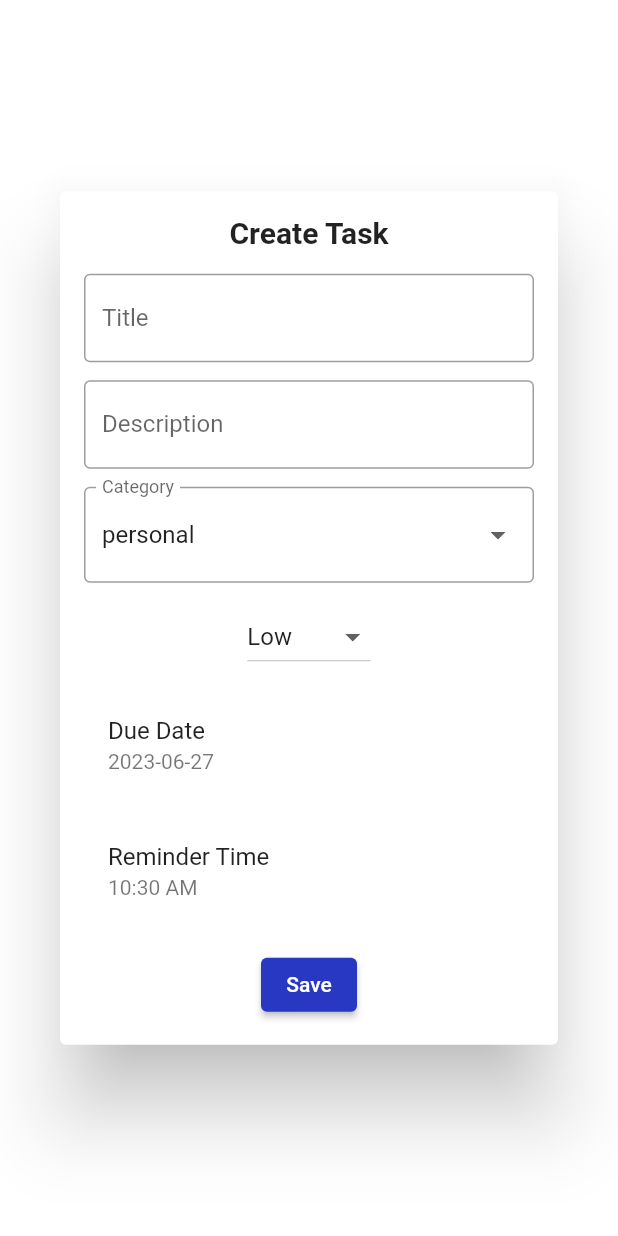
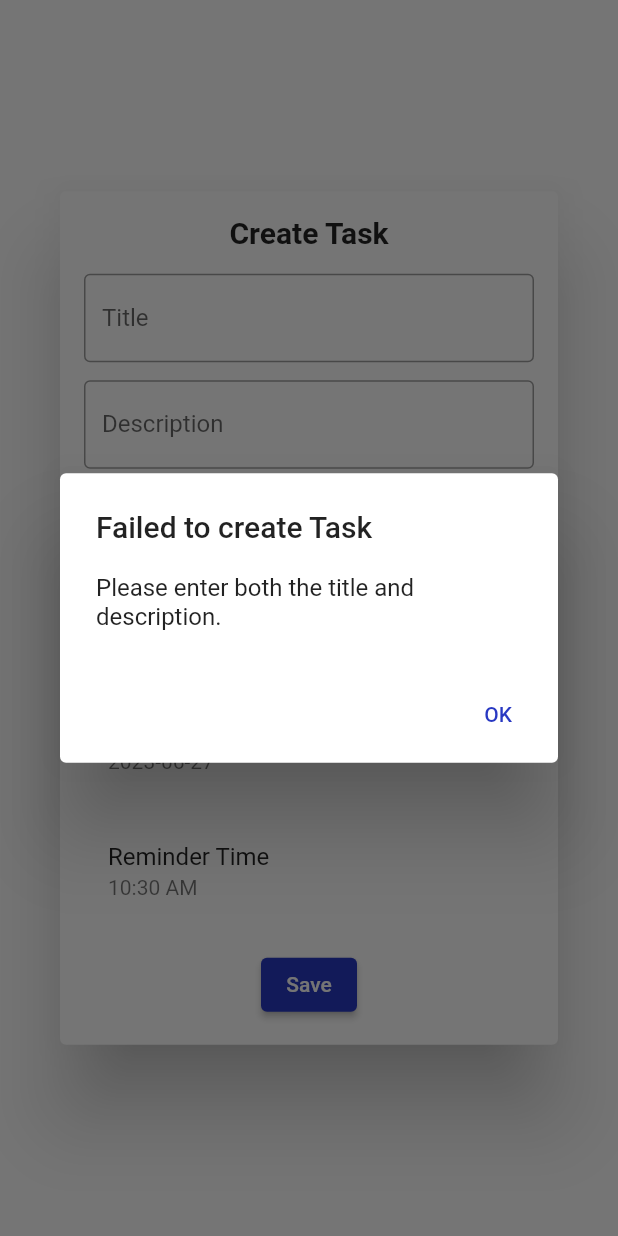
Before and after one commit to jayant1139/task_app, a Flutter app: the TaskDialog widget shown alone on an empty page, opened directly, after a tap on "Save", on a phone screen of 412 x 824 dp. Run offline on Flutter 3.47's test engine with Material 2 defaults, Android fonts, the phone set to English and light mode, and no system bars; our stand-ins replace flutter_local_notifications, hexcolor, hive_flutter, shared_preferences; accounts and stored records are empty.

Commit message:
implemented_notifications_removed_minor_bugs

```diff
--- a/lib/pages/create_task.dart
+++ b/lib/pages/create_task.dart
@@ -1,16 +1,12 @@
-import 'package:flutter/foundation.dart';
 import 'package:flutter/material.dart';
 import 'package:flutter/services.dart';
-import 'package:task_app/data/database.dart';
-import 'package:task_app/pages/login.dart';
-
 import 'package:task_app/pages/view_tasks.dart';
-import 'package:intl/intl.dart';
 import 'package:task_app/pages/widget/constant.dart';
 import 'package:shared_preferences/shared_preferences.dart';
 import 'dart:convert';
 import 'package:task_app/common/Notification_service.dart';
 import 'package:task_app/pages/widget/saveTasks.dart';
+import 'package:intl/intl.dart';
 
 enum TaskPriority {
   Low,
@@ -88,8 +84,17 @@ class Task {
     return priorityValues[a]!.compareTo(priorityValues[b]!);
   }
 
+  NotificationServices notificationServices = NotificationServices();
   void toggleCompleted() {
     isComplete = !isComplete;
+    if (isComplete == false) {
+      notificationServices.sendNotification('Incomplete Task',
+          'Task assigned as Incomplete on ${DateFormat('hh:mm a').format(DateTime.now())}');
+    }
+    else{
+       notificationServices.sendNotification('Task Completed',
+          'Task assigned as completed on ${DateFormat('hh:mm a').format(DateTime.now())}');
+    }
   }
 }
 
@@ -214,8 +219,9 @@ class _TasksPageState extends State<TasksPage> {
       // Perform the sorting logic here based on the sortByPriority value
     });
   }
+
 /* below code is just for passing default task. */
-List<Task>tasks=[];
+  List<Task> tasks = [];
   // List<Task> tasks = [
   //   Task(
   //     title: 'title',
@@ -297,7 +303,6 @@ List<Task>tasks=[];
               _openSearchDialog(); // Open search functionality
             },
           ),
-
         ],
       ),
       body: ListView.builder(
@@ -319,19 +324,21 @@ List<Task>tasks=[];
               borderRadius: BorderRadius.circular(20),
               boxShadow: [
                 BoxShadow(
-                  color: Color.fromARGB(186, 137, 136, 136).withOpacity(0.4),
+                  color: Color.fromARGB(173, 202, 202, 202).withOpacity(0.4),
 
-                  blurRadius: 15.0, // soften the shadow
-                  spreadRadius: 5, //extend the shadow
+                  blurRadius: 10.0, // soften the shadow
+                  spreadRadius: 2, //extend the shadow
                   offset: Offset(
                     5, // Move to right 5  horizontally
-                    5, // Move to bottom -5 Vertically
+                    -5, // Move to bottom -5 Vertically
                   ),
                 )
               ],
             ),
             child: ListTile(
               leading: Checkbox(
+                shape: RoundedRectangleBorder(
+                    borderRadius: BorderRadius.circular(5)),
                 value: task.isComplete,
                 onChanged: (value) {
                   // Handle checkbox onChanged event here
@@ -344,13 +351,14 @@ List<Task>tasks=[];
                   // value= task.isComplete,
                 },
               ),
+
               title: DefaultTextStyle(
-                style: TextStyle(
+                style: const TextStyle(
                   color: Colors.black,
                 ),
                 child: Text(task.title),
               ),
-              subtitle: Text(trimDescription(task.description, 30)),
+              subtitle: Text(trimDescription(task.description, 20)),
               trailing: PopupMenuButton(
                 onSelected: (value) {
                   if (value == 'edit') {
@@ -365,15 +373,14 @@ List<Task>tasks=[];
                 ],
               ),
               onTap: () {
-                // _editTask(task);
                 viewTask(context, task);
               },
-              // onLongPress: () {
-              //   setState(() {
-              //     task.toggleCompleted();
-              //     saveTasks(tasks);
-              //   });
-              // },
+              onLongPress: () {
+                setState(() {
+                  task.toggleCompleted();
+                  saveTasks(tasks);
+                });
+              },
 
               // tileColor: task.isComplete
               //     ? Color.fromARGB(255, 151, 255, 153).withOpacity(0.3)
@@ -429,15 +436,16 @@ List<Task>tasks=[];
             onTap: (index) async {
               // List<String>tasks=
               saveTasks(tasks);
-
+              if (index == 1) {
                 Navigator.pushNamedAndRemoveUntil(
                   context,
                   '/login',
                   (route) => false,
                 );
+              }
               setState(() {
                 activeIndex = index;
-                //   if(index==1){
+
                 saveTasks(tasks);
               });
             },
@@ -484,6 +492,7 @@ List<Task>tasks=[];
     }
   }
 
+  NotificationServices notificationServices = NotificationServices();
   void _createTask() async {
     final newTask = await showDialog<Task>(
       context: context,
@@ -494,6 +503,8 @@ List<Task>tasks=[];
       setState(() {
         tasks.add(newTask);
         saveTasks(tasks);
+        notificationServices.sendNotification('Task created',
+            'Task has been created on ${DateFormat('hh:mm a').format(DateTime.now())}');
       });
     }
   }
@@ -509,6 +520,8 @@ List<Task>tasks=[];
         final index = tasks.indexOf(task);
         tasks[index] = editedTask;
         saveTasks(tasks);
+        notificationServices.sendNotification('Task Updated',
+            'Task has been Updated on ${DateFormat('hh:mm a').format(DateTime.now())}');
       });
     }
   }
@@ -517,6 +530,8 @@ List<Task>tasks=[];
     setState(() {
       tasks.removeAt(index);
       saveTasks(tasks);
+      notificationServices.sendNotification('Task Deleted',
+          'Task has been deleted on ${DateFormat('hh:mm a').format(DateTime.now())}');
     });
   }
 
@@ -528,14 +543,14 @@ List<Task>tasks=[];
         return Container(
           decoration: BoxDecoration(borderRadius: BorderRadius.circular(40)),
           child: AlertDialog(
-            title: Text('Search Tasks'),
+            title: const Text('Search Tasks'),
             content: TextField(
               onChanged: (value) {
                 setState(() {
                   selectedCategoryValue = value;
                 });
               },
-              decoration:const InputDecoration(
+              decoration: const InputDecoration(
                 hintText: 'Enter title, description, category',
                 border: InputBorder.none,
                 enabledBorder: UnderlineInputBorder(
@@ -737,8 +752,6 @@ class _TaskDialogState extends State<TaskDialog> {
             ElevatedButton(
               onPressed: () {
                 _saveTask();
-                 notificationServices.sendNotification(
-                    'Task has been created', 'Task created');
               },
               child: Text('Save'),
             ),
@@ -776,11 +789,11 @@ class _TaskDialogState extends State<TaskDialog> {
     }
   }
 
-  void _saveTask() {
+  void _saveTask() async {
     final title = _titleController.text.trim();
     final description = _descriptionController.text.trim();
 
-    if (title.isNotEmpty) {
+    if (title.isNotEmpty && description.isNotEmpty) {
       final task = Task(
         title: title,
         description: description,
@@ -805,14 +818,32 @@ class _TaskDialogState extends State<TaskDialog> {
         print('Category: ${task.category}');
         print('-------------------');
       }
-
+//  notificationServices.sendNotification(
+//                     'Task created', 'Task has been created');
       Navigator.of(context).pop(task);
+    } else {
+      return showDialog(
+        context: context,
+        builder: (BuildContext context) {
+          return AlertDialog(
+            title: Text('Failed to create Task'),
+            content: Text('Please enter both the title and description.'),
+            actions: [
+              TextButton(
+                onPressed: () {
+                  Navigator.of(context).pop(); // Close the dialog
+                },
+                child: Text('OK'),
+              ),
+            ],
+          );
+        },
+      );
     }
   }
 }
 
 String trimDescription(String description, int maxLength) {
-
   if (description.length <= maxLength) {
     // If the number of words is already 10 or less, return the original description
     return description;
--- a/lib/pages/login.dart
+++ b/lib/pages/login.dart
@@ -1,10 +1,7 @@
-import 'dart:math';
 
-import 'package:flutter/cupertino.dart';
 import 'package:flutter/gestures.dart';
 import 'package:flutter/material.dart';
 import 'package:task_app/common/theme_helper.dart';
-import 'package:hexcolor/hexcolor.dart';
 import 'package:shared_preferences/shared_preferences.dart';
 import 'dart:convert';
 // import 'profile_page.dart';
--- a/lib/pages/registration.dart
+++ b/lib/pages/registration.dart
@@ -1,10 +1,9 @@
-import 'package:flutter/cupertino.dart';
+
 import 'package:flutter/material.dart';
 import 'package:task_app/common/theme_helper.dart';
 import 'package:task_app/pages/login.dart';
 import 'package:task_app/pages/widget/header_widget.dart';
-import 'package:font_awesome_flutter/font_awesome_flutter.dart';
-import 'package:hexcolor/hexcolor.dart';
+
 import 'package:shared_preferences/shared_preferences.dart';
 import 'dart:convert';
 
--- a/lib/pages/widget/saveTasks.dart
+++ b/lib/pages/widget/saveTasks.dart
@@ -1,6 +1,5 @@
 import 'package:shared_preferences/shared_preferences.dart';
 import 'dart:convert';
-import 'package:task_app/pages/create_task.dart';
 
 void saveTasks(tasks) async {
   SharedPreferences prefs = await SharedPreferences.getInstance();
```
Also changed, not shown: 2 other files. Lines whose indentation alone changed are shown as unchanged.
